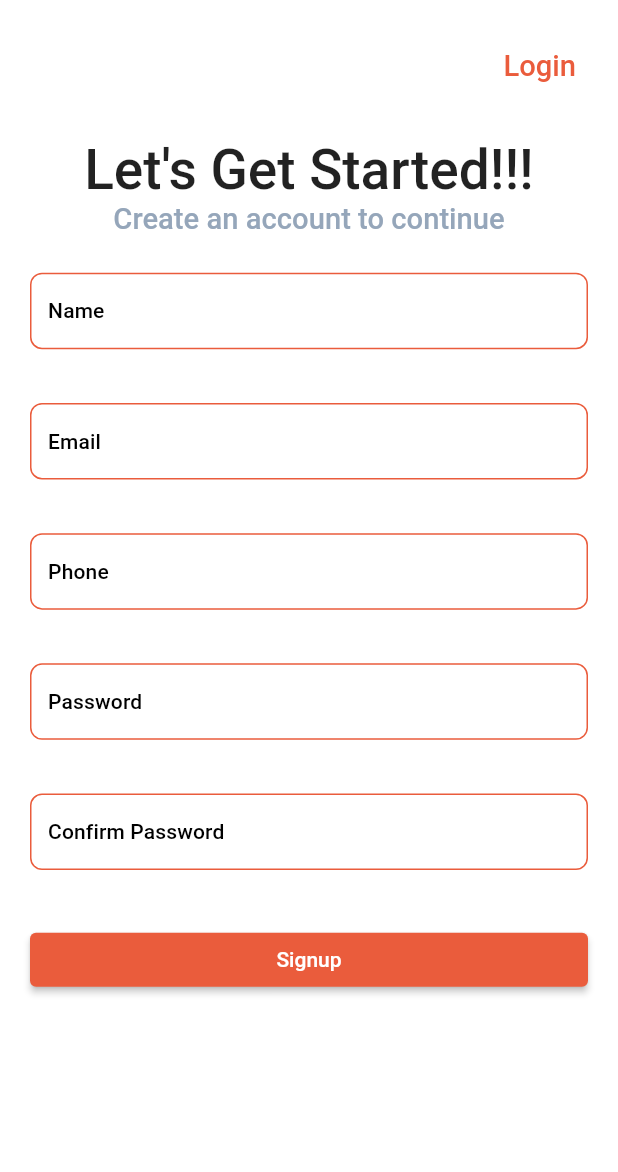
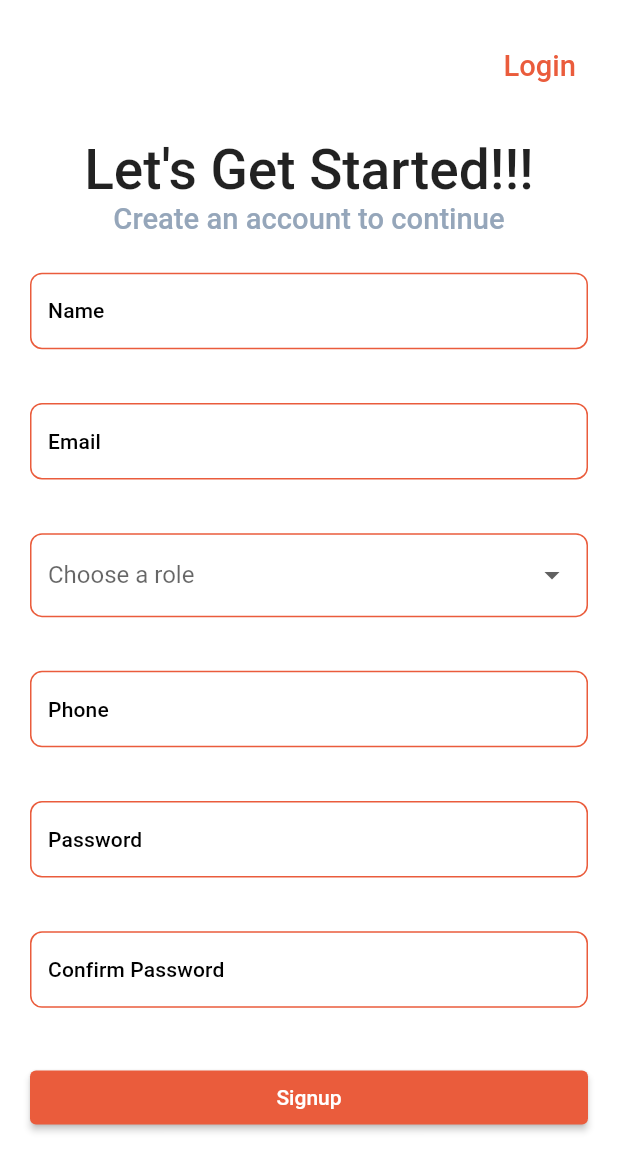
Before and after one commit to mhanzla80/shz_test_phase, a Flutter app: the SignupScreen screen opened by its route, on a phone screen of 412 x 824 dp. Shown: the top 1172 px of the screen. Run offline on Flutter 3.47's test engine with Material 2 defaults, Android fonts, the phone set to English and light mode, and no system bars; drawn by our look-alikes of flutter_easyloading; our stand-ins replace cloud_firestore, firebase_auth, firebase_core, flutter_screenutil, font_awesome_flutter, get_it and 1 more; accounts and stored records are empty; Roboto replaces fonts that are missing (BerlinRounded).

Commit message:
update admin module

```diff
--- a/lib/models/hospital.dart
+++ b/lib/models/hospital.dart
@@ -9,6 +9,7 @@ class Hospital {
   final String phoneNo;
   final String address;
   final String aboutHospital;
+  final bool? isAccepted;
 
   const Hospital({
     required this.hospitalName,
@@ -16,6 +17,7 @@ class Hospital {
     required this.phoneNo,
     required this.address,
     required this.aboutHospital,
+    this.isAccepted,
   });
 
   factory Hospital.fromJson(Map<String, dynamic> json) =>
--- a/lib/models/local_user.dart
+++ b/lib/models/local_user.dart
@@ -1,4 +1,5 @@
 import 'package:json_annotation/json_annotation.dart';
+import 'package:playon/models/role.dart';
 
 part 'local_user.g.dart';
 
@@ -7,11 +8,13 @@ class LocalUser {
   final String email;
   final String? name;
   final String? phone;
+  final Role? role;
 
   const LocalUser({
     required this.email,
     this.name,
     this.phone,
+    this.role,
   });
 
   factory LocalUser.fromJson(Map<String, dynamic> json) =>
--- /dev/null
+++ b/lib/models/role.dart
@@ -0,0 +1,7 @@
+enum Role { admin, hospital, parent }
+
+const roleStringMap = {
+  'admin': Role.admin,
+  'hospital': Role.hospital,
+  'parent': Role.parent,
+};
--- a/lib/screens/login/components/login_button.dart
+++ b/lib/screens/login/components/login_button.dart
@@ -1,5 +1,6 @@
 import 'package:firebase_auth/firebase_auth.dart';
 import 'package:playon/all_utils.dart';
+import 'package:playon/models/role.dart';
 import 'package:playon/screens/module_admin/tab/admin_tab_screen.dart';
 import 'package:playon/widgets/my_elevated_button.dart';
 
@@ -44,13 +45,14 @@ class LoginButton extends StatelessWidget {
               email: user.email,
               name: user.name,
               phone: user.phone,
+              role: user.role,
             );
             final provider = context.read<UserProvider>();
             userRepository.update(user.email, {});
             provider.updateUser(updatedUser);
             EasyLoading.dismiss();
-
-            Navigator.pushReplacementNamed(context, AdminTabScreen.routeName);
+            if (updatedUser.role == Role.admin)
+              Navigator.pushReplacementNamed(context, AdminTabScreen.routeName);
           }
         } else {
           EasyLoading.dismiss();
--- a/lib/screens/signup/components/signup_button.dart
+++ b/lib/screens/signup/components/signup_button.dart
@@ -1,5 +1,6 @@
 import 'package:firebase_auth/firebase_auth.dart';
 import 'package:playon/all_utils.dart';
+import 'package:playon/models/role.dart';
 import 'package:playon/screens/module_admin/tab/admin_tab_screen.dart';
 import 'package:playon/widgets/my_elevated_button.dart';
 
@@ -7,6 +8,7 @@ class SignupButton extends StatelessWidget {
   final GlobalKey<FormState> formKey;
   final TextEditingController nameController;
   final TextEditingController emailController;
+  final Role role;
   final TextEditingController phoneController;
   final TextEditingController passwordController;
   final TextEditingController confirmPasswordController;
@@ -15,6 +17,7 @@ class SignupButton extends StatelessWidget {
     required this.formKey,
     required this.nameController,
     required this.emailController,
+    required this.role,
     required this.phoneController,
     required this.passwordController,
     required this.confirmPasswordController,
@@ -49,12 +52,14 @@ class SignupButton extends StatelessWidget {
               name: nameController.text,
               email: emailController.text,
               phone: phoneController.text,
+              role: role,
             );
             userRepository.add(localUser);
             context.read<UserProvider>().updateUser(localUser);
 
             EasyLoading.dismiss();
-            Navigator.pushReplacementNamed(context, AdminTabScreen.routeName);
+            if (role == Role.admin)
+              Navigator.pushReplacementNamed(context, AdminTabScreen.routeName);
           } else {
             EasyLoading.dismiss();
             EasyLoading.showError('Could not login, please try again.');
--- a/lib/screens/signup/components/signup_form.dart
+++ b/lib/screens/signup/components/signup_form.dart
@@ -1,4 +1,5 @@
 import 'package:playon/all_utils.dart';
+import 'package:playon/models/role.dart';
 import 'package:playon/screens/login/login_screen.dart';
 import 'package:playon/screens/signup/components/aligned_text_button.dart';
 import 'package:playon/screens/signup/components/signup_button.dart';
@@ -15,14 +16,17 @@ class _SignupFormState extends State<SignupForm> {
   final _formKey = GlobalKey<FormState>();
   final _nameController = TextEditingController();
   final _emailController = TextEditingController();
+  final _roleController = TextEditingController();
   final _phoneController = TextEditingController();
   final _passwordController = TextEditingController();
   final _confirmPasswordController = TextEditingController();
+  Role? role;
 
   @override
   void dispose() {
     _nameController.dispose();
     _emailController.dispose();
+    _roleController.dispose();
     _phoneController.dispose();
     _passwordController.dispose();
     _confirmPasswordController.dispose();
@@ -57,6 +61,21 @@ class _SignupFormState extends State<SignupForm> {
             keyboardType: TextInputType.emailAddress,
           ),
           const VerticalSpacing(of: 30),
+          DropdownButtonFormField<Role>(
+            isDense: true,
+            hint: const Text('Choose a role'),
+            value: role,
+            items: Role.values
+                .map(
+                  (d) => DropdownMenuItem(
+                    value: d,
+                    child: Text(d.name),
+                  ),
+                )
+                .toList(),
+            onChanged: (val) => setState(() => role = val),
+          ),
+          const VerticalSpacing(of: 30),
           LabeledTextField(
             controller: _phoneController,
             label: 'Phone',
@@ -79,6 +98,7 @@ class _SignupFormState extends State<SignupForm> {
             formKey: _formKey,
             nameController: _nameController,
             emailController: _emailController,
+            role: role ?? Role.parent,
             phoneController: _phoneController,
             passwordController: _passwordController,
             confirmPasswordController: _confirmPasswordController,
--- a/lib/screens/signup/signup_screen.dart
+++ b/lib/screens/signup/signup_screen.dart
@@ -12,7 +12,7 @@ class SignupScreen extends StatefulWidget {
 class _SignupScreenState extends State<SignupScreen> {
   @override
   Widget build(BuildContext context) {
-    return BaseScaffold(
+    return const BaseScaffold(
       body: SignupForm(),
     );
   }
```
Also changed, not shown: lib/models/hospital.g.dart, lib/models/local_user.g.dart.
